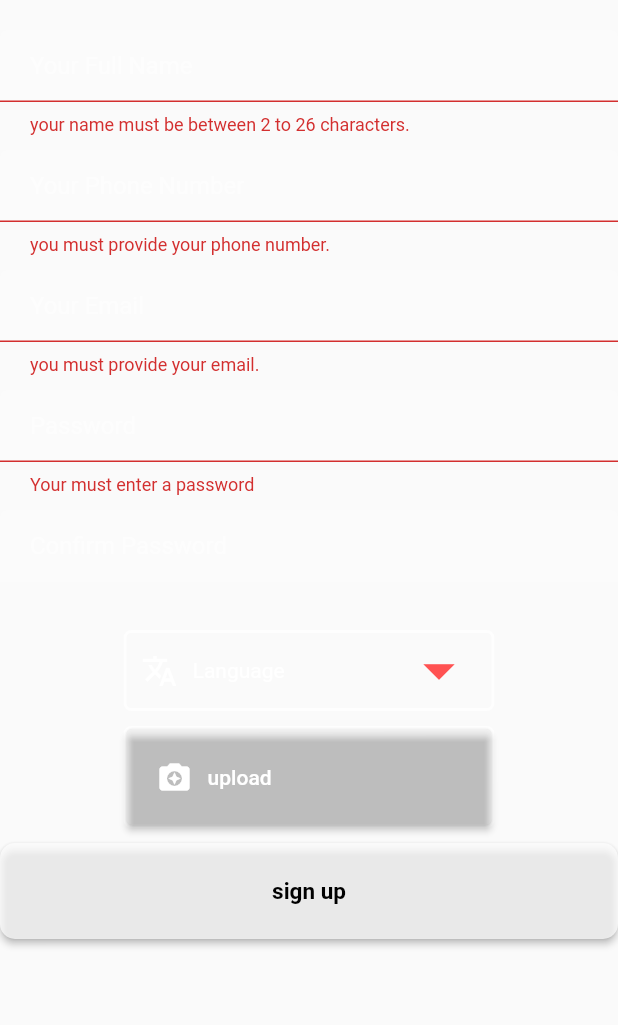
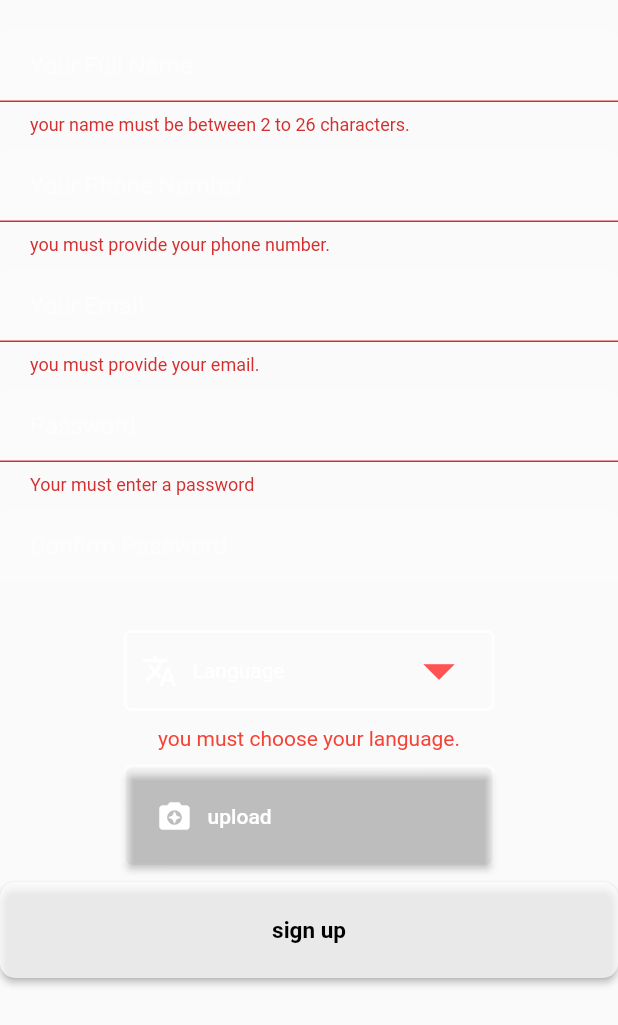
Before and after one commit to tanvir5230/live, a Flutter app: the RenderSignUpForm widget shown alone on an empty page, opened directly, after a tap on "sign up", on a phone screen of 412 x 824 dp. Shown: the top 1025 px of the screen. Run offline on Flutter 3.47's test engine with Material 2 defaults, Android fonts, the phone set to English and light mode, and no system bars; our stand-ins replace cloud_firestore, firebase_auth, firebase_core, firebase_storage, image_picker, outline_gradient_button; accounts and stored records are empty.

Commit message:
app is working fine

```diff
--- a/lib/provider/authenticationProvider.dart
+++ b/lib/provider/authenticationProvider.dart
@@ -57,19 +57,21 @@ class AuthenticationProvider extends ChangeNotifier {
   void submitLogin() async {
     if (loginFormKey.currentState!.validate()) {
       //result will contain a Map having two props name user and error
+      loginLoading = true;
+      notifyListeners();
       final result = await AuthService().signIn(email, password);
-      loginLoading = true;
       if (result['user'] == null) {
         loginLoading = false;
         error = result['error'].code;
+        notifyListeners();
       } else {
         error = '';
         loginFormKey.currentState!.reset();
+        notifyListeners();
       }
     } else {
       return;
     }
-    notifyListeners();
   }
 // ################################## //
 // login finsished ################### //
@@ -84,6 +86,7 @@ class AuthenticationProvider extends ChangeNotifier {
   var phone;
   String confirmPassword = '';
   dynamic currentSelectedLanguage;
+  bool showDropdownError = false;
   XFile? img;
   String? fileName = '';
   String imageUrl = '';
@@ -150,18 +153,26 @@ class AuthenticationProvider extends ChangeNotifier {
   }
 
   void submitReg() async {
-    if (signupFormKey.currentState!.validate()) {
+    if (currentSelectedLanguage == null) {
+      showDropdownError = true;
+      notifyListeners();
+    }
+
+    if (signupFormKey.currentState!.validate() &&
+        currentSelectedLanguage != null) {
       signupLoading = true;
       notifyListeners();
       final result = await AuthService().signUp(email, password);
       if (result['user'] == null) {
         signupLoading = false;
         error = result['error'].code;
+        notifyListeners();
       } else {
         error = '';
         final uid = result['user'];
         await addUser(uid, fileName!);
         signupFormKey.currentState!.reset();
+        notifyListeners();
       }
     }
   }
--- a/lib/screens/authenticate/signup/signupForm.dart
+++ b/lib/screens/authenticate/signup/signupForm.dart
@@ -139,6 +139,16 @@ class RenderSignUpForm extends StatelessWidget {
                 ),
               ),
             ),
+            provider.currentSelectedLanguage == null &&
+                    provider.showDropdownError
+                ? Container(
+                    padding: EdgeInsets.only(bottom: 10),
+                    child: Text(
+                      'you must choose your language.',
+                      style: TextStyle(color: Colors.red),
+                    ),
+                  )
+                : Container(),
 
             Container(
               width: size.width * .6,
```
